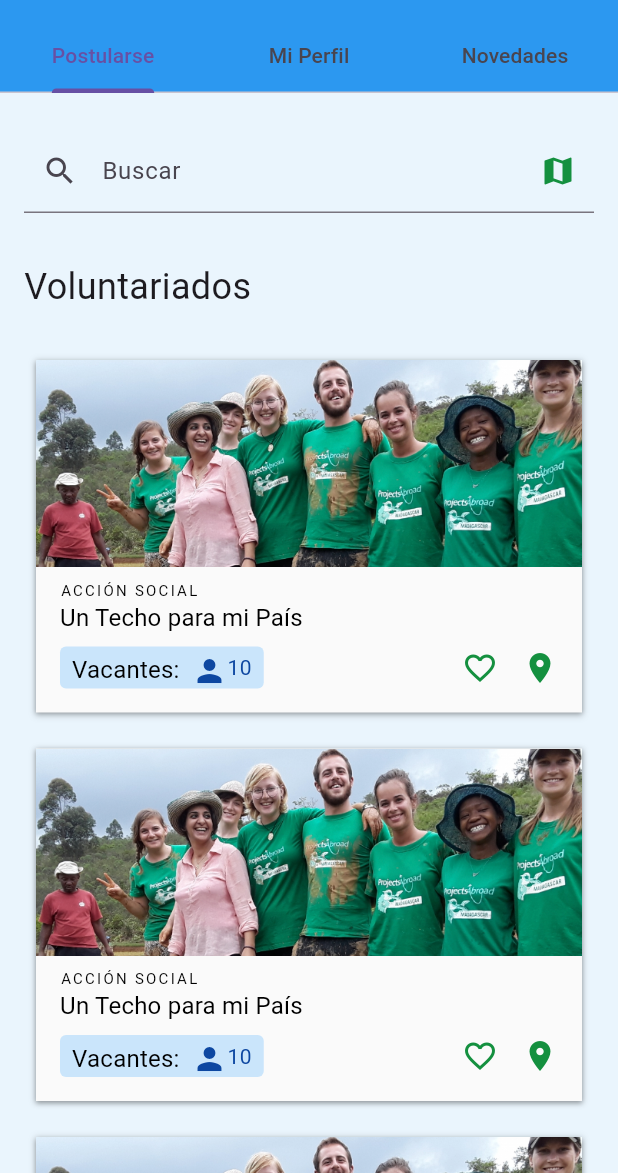
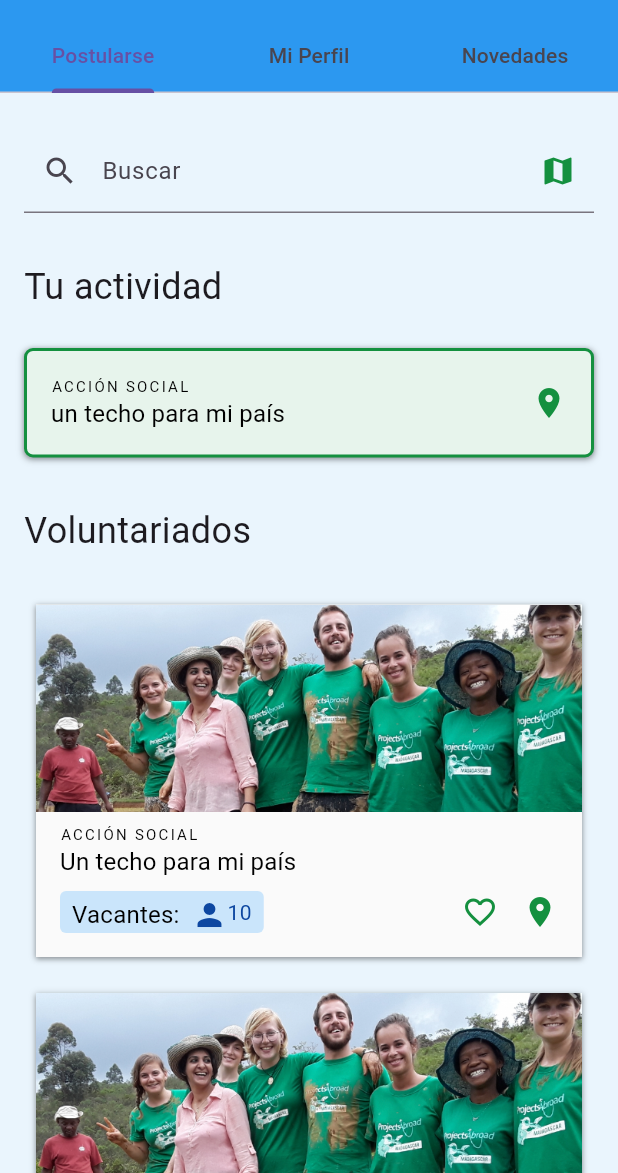
Before and after one commit to anitacruz/equipo_estrella, a Flutter app: the screen it shows after launch, on a phone screen of 412 x 824 dp, the part 63-1236 px from its top. Run offline on Flutter 3.47's test engine with Material 2 defaults, Android fonts, the phone set to English and light mode, and no system bars.

Commit message:
refactor: volunteercard parameters

```diff
--- a/lib/hometab.dart
+++ b/lib/hometab.dart
@@ -1,4 +1,5 @@
 import 'package:equipo_estrella/commons/colors.dart';
+import 'package:equipo_estrella/widgets/activity_card.dart';
 import 'package:equipo_estrella/widgets/scrollable_card_list.dart';
 import 'package:flutter/material.dart';
 
@@ -23,10 +24,20 @@ class HomeTab extends StatelessWidget {
               child: Align(
                   alignment: AlignmentDirectional.centerStart,
                   child: Text(
+                    "Tu actividad",
+                    style: TextStyle(fontSize: 24),
+                  ))),
+          ActivityCard(
+              category: "acción social", title: "un techo para mi país"),
+          // Expanded(child: NoVolunteerCard())
+          Padding(
+              padding: EdgeInsets.only(top: 32, bottom: 24),
+              child: Align(
+                  alignment: AlignmentDirectional.centerStart,
+                  child: Text(
                     "Voluntariados",
                     style: TextStyle(fontSize: 24),
                   ))),
-          // Expanded(child: NoVolunteerCard())
           ScrollableCardList(),
         ]));
   }
--- a/lib/main.dart
+++ b/lib/main.dart
@@ -1,5 +1,6 @@
 import 'package:equipo_estrella/commons/colors.dart';
 import 'package:equipo_estrella/hometab.dart';
+import 'package:equipo_estrella/widgets/no_volunteer_card.dart';
 import 'package:flutter/material.dart';
 import 'widgets/volunteer_card.dart';
 
@@ -54,6 +55,6 @@ class _MyHomePageState extends State<MyHomePage> {
               ),
             ),
             body: const TabBarView(
-                children: [HomeTab(), VolunteerCard(), VolunteerCard()])));
+                children: [HomeTab(), NoVolunteerCard(), NoVolunteerCard()])));
   }
 }
--- a/lib/widgets/scrollable_card_list.dart
+++ b/lib/widgets/scrollable_card_list.dart
@@ -5,16 +5,19 @@ class ScrollableCardList extends StatelessWidget {
   const ScrollableCardList({super.key});
 
   //TODO: fix the list divider. Im not sure its actually 24 pixels tall
+  //TODO: change it so that it receives a list of cards to display
   @override
   Widget build(BuildContext context) {
     return Expanded(
       child: ListView.separated(
         padding: const EdgeInsets.all(8),
-        itemCount: 6,
+        itemCount: 4,
         itemBuilder: (BuildContext context, int index) {
           return const SizedBox(
-            child: VolunteerCard(),
-          );
+              child: VolunteerCard(
+            category: "Acción social",
+            title: "Un techo para mi país",
+          ));
         },
         separatorBuilder: (BuildContext context, int index) => const Divider(
           color: Colors.transparent,
--- a/lib/widgets/volunteer_card.dart
+++ b/lib/widgets/volunteer_card.dart
@@ -4,7 +4,11 @@ import 'package:flutter/material.dart';
 import '../commons/shadows.dart';
 
 class VolunteerCard extends StatelessWidget {
-  const VolunteerCard({super.key});
+  const VolunteerCard({Key? key, required this.category, required this.title})
+      : super(key: key);
+
+  final String category;
+  final String title;
 
   @override
   Widget build(BuildContext context) {
@@ -23,8 +27,9 @@ class VolunteerCard extends StatelessWidget {
                       fit: BoxFit.fitWidth,
                       width: double.infinity,
                     )),
-                const Expanded(
-                  child: VolunteerCardDescription(),
+                Expanded(
+                  child: VolunteerCardDescription(
+                      category: category, title: title),
                 )
               ]),
             )));
--- a/lib/widgets/volunteer_card_description.dart
+++ b/lib/widgets/volunteer_card_description.dart
@@ -4,7 +4,12 @@ import '../commons/fonts.dart';
 import 'card_chip.dart';
 
 class VolunteerCardDescription extends StatelessWidget {
-  const VolunteerCardDescription({super.key});
+  const VolunteerCardDescription(
+      {Key? key, required this.category, required this.title})
+      : super(key: key);
+
+  final String category;
+  final String title;
 
   @override
   Widget build(BuildContext context) {
@@ -23,14 +28,14 @@ class VolunteerCardDescription extends StatelessWidget {
                   alignment: Alignment.topLeft,
                   child: Text(
                     style: ManosFonts.overline(),
-                    "ACCIÓN SOCIAL",
+                    category.toUpperCase(),
                   )),
               Padding(
                   padding: const EdgeInsets.only(bottom: 4),
                   child: Align(
                       alignment: Alignment.topLeft,
                       child: Text(
-                        "Un Techo para mi País",
+                        title,
                         style: ManosFonts.sub1(),
                       ))),
               Container(
```
